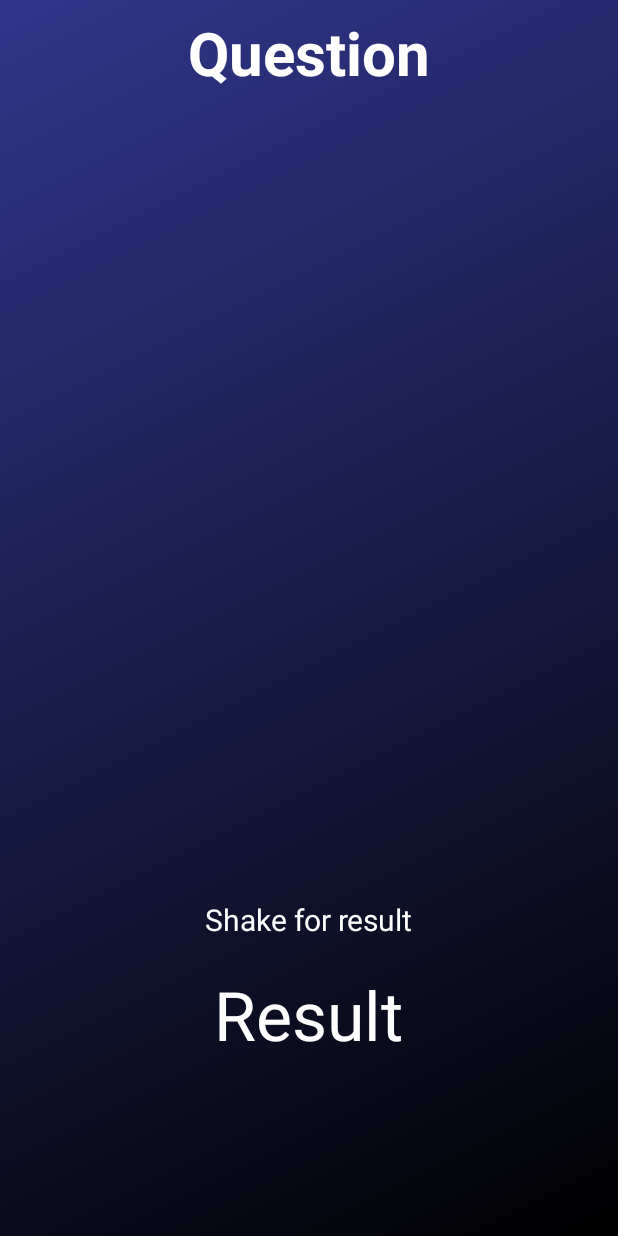
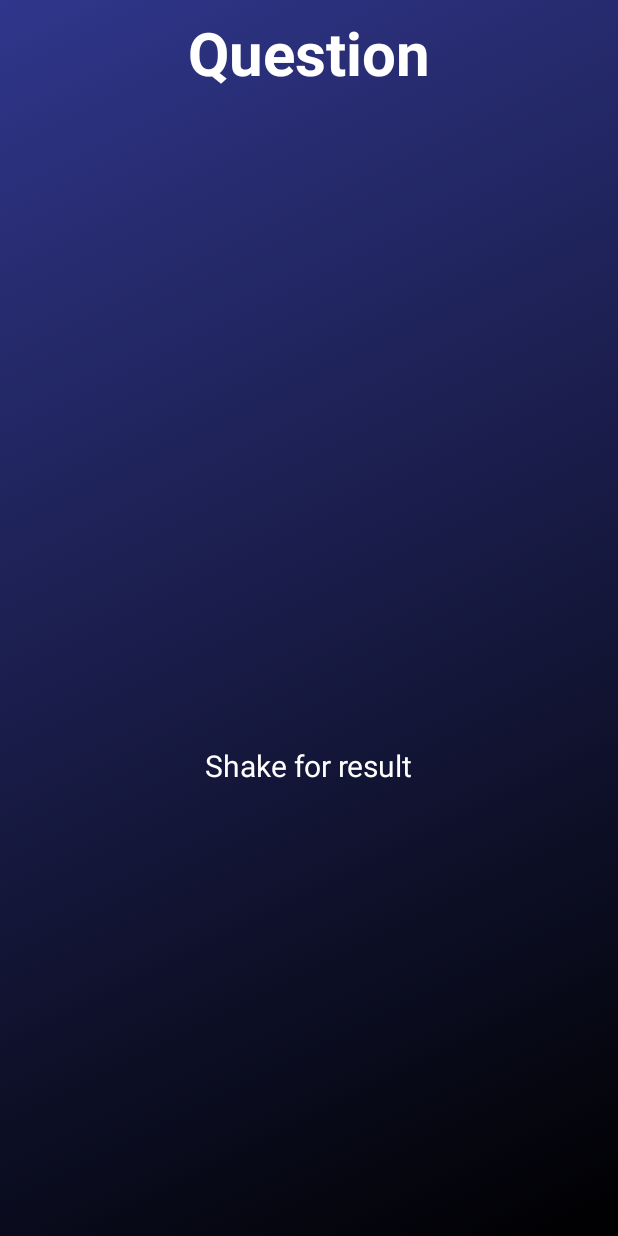
Before and after one commit to katetrahan/SpiritGuide, an Android app: the layout activity_solutions.xml on its own in the app's theme, with its tools: preview values and no code run, on a phone screen of 412 x 824 dp. Run offline under Robolectric (Android 15) with nearby library versions, the light colour scheme and no system bars.

Commit message:
move words in find solution activity

```diff
--- a/app/src/main/res/layout/activity_solutions.xml
+++ b/app/src/main/res/layout/activity_solutions.xml
@@ -27,7 +27,7 @@
         android:layout_height="wrap_content"
         android:layout_alignParentBottom="true"
         android:layout_centerHorizontal="true"
-        android:layout_marginBottom="197dp"
+        android:layout_marginBottom="300dp"
         android:text="Shake for result"
         android:textColor="@color/colorTextIcons"
         android:textSize="20sp"
@@ -41,7 +41,7 @@
         android:layout_alignParentBottom="true"
         android:layout_centerHorizontal="true"
         android:layout_marginBottom="117dp"
-        android:text="Result"
+
         android:textSize="45sp" />
 
 
```
